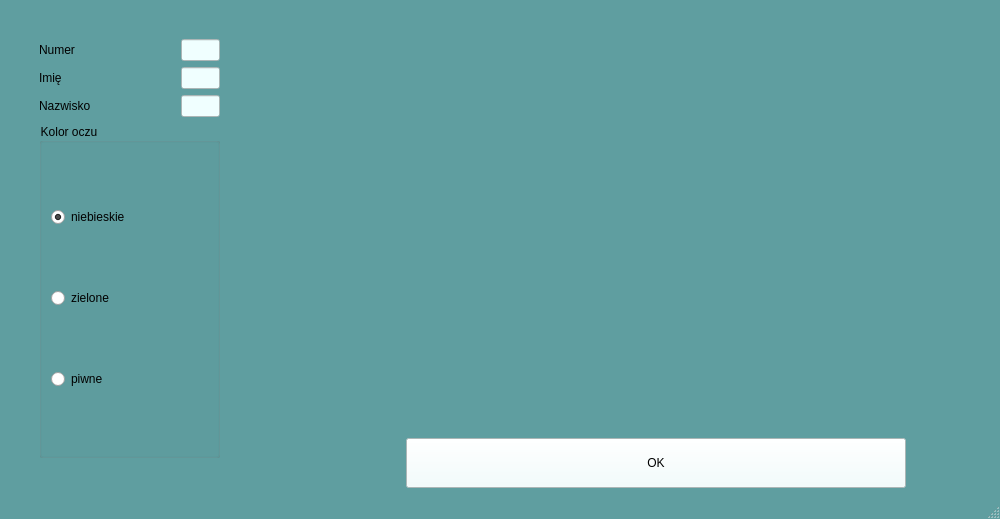
pilif139/pracownia-aplikacji-desktopowych, file egzaminy/styczen2024qt/form.ui: the form before one commit.
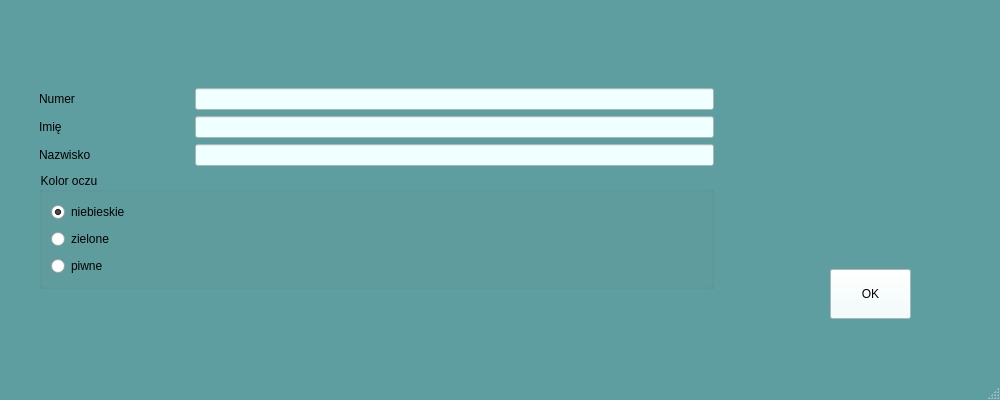
The form after the commit. Icons and pictures are not drawn.

```diff
--- a/egzaminy/styczen2024qt/form.ui
+++ b/egzaminy/styczen2024qt/form.ui
@@ -7,7 +7,7 @@
     <x>0</x>
     <y>0</y>
     <width>1000</width>
-    <height>519</height>
+    <height>400</height>
    </rect>
   </property>
   <property name="minimumSize">
@@ -16,6 +16,12 @@
     <height>0</height>
    </size>
   </property>
+  <property name="maximumSize">
+   <size>
+    <width>16777215</width>
+    <height>800</height>
+   </size>
+  </property>
   <property name="windowTitle">
    <string>Wprowadzanie danych do paszportu. Wykonał: 000000000</string>
   </property>
@@ -39,9 +45,6 @@
 }
 QGroupBox{
 	color: black;
-}
-QPushButton{
-	margin: 0 150;
 }</string>
   </property>
   <widget class="QWidget" name="centralwidget">
@@ -49,7 +52,7 @@
     <string notr="true"/>
    </property>
    <layout class="QGridLayout" name="gridLayout">
-    <item row="3" column="5">
+    <item row="3" column="5" colspan="3">
      <layout class="QGridLayout" name="gridLayout_2">
       <property name="leftMargin">
        <number>30</number>
@@ -114,6 +117,12 @@
       </item>
       <item row="0" column="2">
        <widget class="QLineEdit" name="numberEdit">
+        <property name="minimumSize">
+         <size>
+          <width>200</width>
+          <height>0</height>
+         </size>
+        </property>
         <property name="styleSheet">
          <string>0</string>
         </property>
@@ -141,30 +150,28 @@
       </item>
      </layout>
     </item>
-    <item row="3" column="6" colspan="3">
+    <item row="3" column="8">
      <layout class="QGridLayout" name="gridLayout_3">
-      <item row="0" column="1">
-       <widget class="QLabel" name="fingerprintImage">
-        <property name="text">
-         <string/>
-        </property>
-        <property name="pixmap">
-         <pixmap resource="resources.qrc">:/materialy/000-odcisk.jpg</pixmap>
-        </property>
-        <property name="scaledContents">
-         <bool>true</bool>
-        </property>
-        <property name="margin">
-         <number>50</number>
-        </property>
-       </widget>
-      </item>
       <item row="0" column="0">
+       <layout class="QHBoxLayout" name="horizontalLayout">
+        <property name="spacing">
+         <number>40</number>
+        </property>
+        <property name="leftMargin">
+         <number>50</number>
+        </property>
+        <property name="rightMargin">
+         <number>50</number>
+        </property>
+        <property name="bottomMargin">
+         <number>25</number>
+        </property>
+        <item>
        <widget class="QLabel" name="genderImage">
         <property name="maximumSize">
          <size>
-          <width>16777215</width>
-          <height>16777215</height>
+            <width>250</width>
+            <height>180</height>
          </size>
         </property>
         <property name="baseSize">
@@ -182,25 +189,66 @@
         <property name="scaledContents">
          <bool>true</bool>
         </property>
+          <property name="alignment">
+           <set>Qt::AlignmentFlag::AlignCenter</set>
+          </property>
         <property name="margin">
-         <number>50</number>
+           <number>0</number>
         </property>
        </widget>
       </item>
-      <item row="1" column="0" colspan="2">
+        <item>
+         <widget class="QLabel" name="fingerprintImage">
+          <property name="maximumSize">
+           <size>
+            <width>250</width>
+            <height>180</height>
+           </size>
+          </property>
+          <property name="text">
+           <string/>
+          </property>
+          <property name="pixmap">
+           <pixmap resource="resources.qrc">:/materialy/000-odcisk.jpg</pixmap>
+          </property>
+          <property name="scaledContents">
+           <bool>true</bool>
+          </property>
+          <property name="alignment">
+           <set>Qt::AlignmentFlag::AlignCenter</set>
+          </property>
+          <property name="margin">
+           <number>0</number>
+          </property>
+         </widget>
+        </item>
+       </layout>
+      </item>
+      <item row="1" column="0">
        <widget class="QPushButton" name="okBtn">
+        <property name="sizePolicy">
+         <sizepolicy hsizetype="Preferred" vsizetype="Fixed">
+          <horstretch>0</horstretch>
+          <verstretch>0</verstretch>
+         </sizepolicy>
+        </property>
         <property name="minimumSize">
          <size>
-          <width>800</width>
+          <width>200</width>
           <height>50</height>
          </size>
         </property>
         <property name="maximumSize">
          <size>
-          <width>16777215</width>
+          <width>1677777</width>
           <height>16777215</height>
          </size>
         </property>
+        <property name="styleSheet">
+         <string notr="true">margin: 0 80;
+
+</string>
+        </property>
         <property name="text">
          <string>OK</string>
         </property>
```
Left out of the diff: 2 changed lines with no effect on the pictures. Lines whose indentation alone changed are shown as unchanged.
